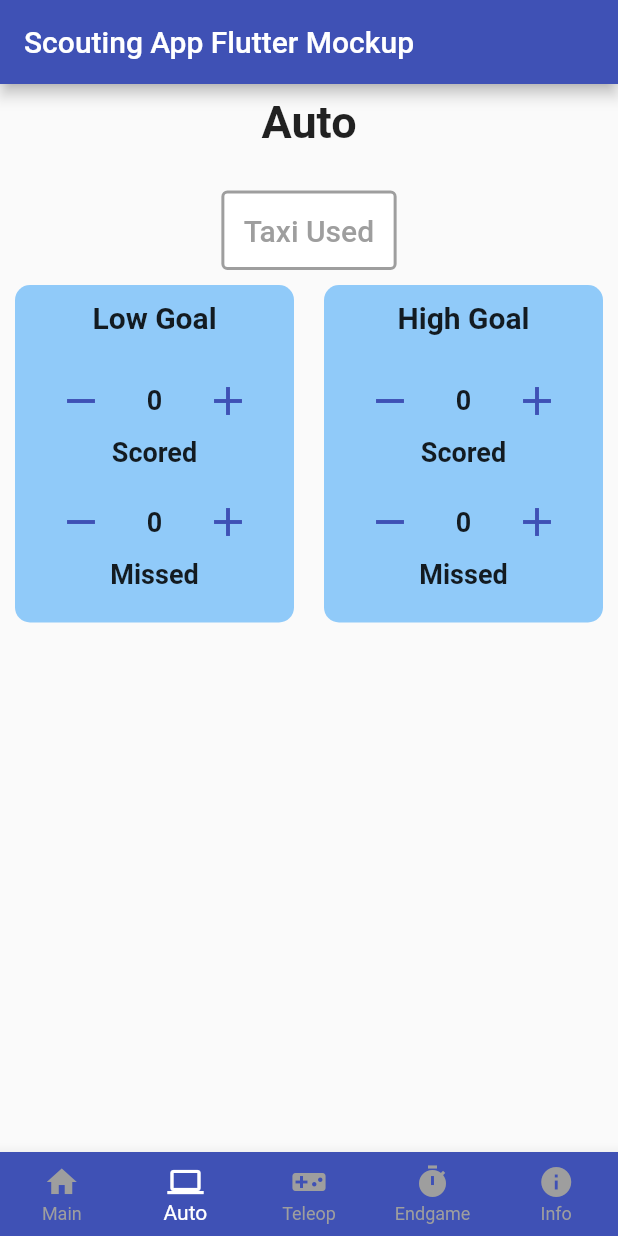
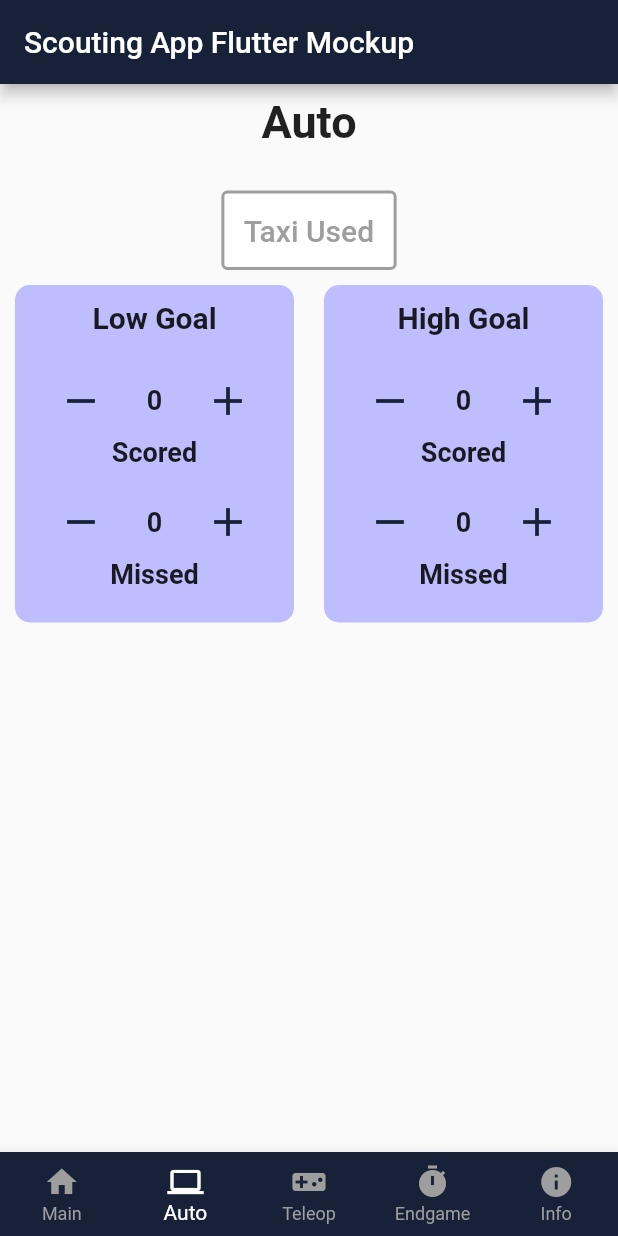
Before and after one commit to Bolt7/scouting_app_2022, a Flutter app: the screen it shows after launch, item 2 of the bottom bar chosen, after a tap on the "remove" icon, on a phone screen of 412 x 824 dp. Run offline on Flutter 3.47's test engine with Material 2 defaults, Android fonts, the phone set to English and light mode, and no system bars; our stand-ins replace csv, qr_flutter, shared_preferences.

Commit message:
Color Refinement

```diff
--- a/lib/main.dart
+++ b/lib/main.dart
@@ -4,6 +4,7 @@ import 'package:scouting_test/pages/comment_page.dart';
 import 'package:scouting_test/pages/endgame_page.dart';
 import 'package:scouting_test/pages/home_page.dart';
 import 'package:scouting_test/pages/teleop_page.dart';
+import 'package:scouting_test/utils/palette.dart';
 
 void main() {
   runApp(const MyApp());
@@ -16,7 +17,7 @@ class MyApp extends StatelessWidget {
     return MaterialApp(
       title: "Scouting Test",
       theme: ThemeData(
-        primarySwatch: Colors.indigo,
+        primarySwatch: Palette.primaryColor,
       ),
       home: const MyHomePage(title: "Scouting App Flutter Mockup"),
     );
@@ -52,12 +53,15 @@ class _MyHomePageState extends State<MyHomePage> {
   Widget build(BuildContext context) {
     return Scaffold(
       appBar: AppBar(
-        title: Text(widget.title),
+        title: Text(
+          widget.title,
+          style: const TextStyle(color: Palette.primaryContrast),
+        ),
       ),
       bottomNavigationBar: BottomNavigationBar(
-        backgroundColor: Colors.indigo,
-        unselectedItemColor: Colors.grey,
-        fixedColor: Colors.white,
+        backgroundColor: Palette.primaryColor,
+        unselectedItemColor: Palette.inactiveButton,
+        fixedColor: Palette.primaryContrast,
         type: BottomNavigationBarType.fixed,
         currentIndex: _selectedPage,
         onTap: _onNavigationItemTapped,
--- a/lib/pages/auto_page.dart
+++ b/lib/pages/auto_page.dart
@@ -1,5 +1,6 @@
 import 'package:flutter/material.dart';
 import 'package:scouting_test/utils/custom_toggle_button.dart';
+import 'package:scouting_test/utils/palette.dart';
 import 'package:shared_preferences/shared_preferences.dart';
 
 import '../utils/counter_tile.dart';
@@ -112,7 +113,7 @@ class _AutoPageState extends State<AutoPage> {
               margin: const EdgeInsets.all(10),
               padding: const EdgeInsets.all(10),
               decoration: BoxDecoration(
-                color: Colors.blue[200],
+                color: Palette.tileColor,
                 borderRadius: BorderRadius.circular(10),
               ),
               child: Column(
@@ -154,7 +155,7 @@ class _AutoPageState extends State<AutoPage> {
               margin: const EdgeInsets.all(10),
               padding: const EdgeInsets.all(10),
               decoration: BoxDecoration(
-                color: Colors.blue[200],
+                color: Palette.tileColor,
                 borderRadius: BorderRadius.circular(10),
               ),
               child: Column(
--- a/lib/pages/endgame_page.dart
+++ b/lib/pages/endgame_page.dart
@@ -1,5 +1,6 @@
 import 'package:flutter/material.dart';
 import 'package:scouting_test/utils/custom_radio_button.dart';
+import 'package:scouting_test/utils/palette.dart';
 import 'package:shared_preferences/shared_preferences.dart';
 
 enum Try { none, attempt, success }
@@ -115,7 +116,7 @@ class _EndgamePageState extends State<EndgamePage> {
           margin: const EdgeInsets.all(10),
           padding: const EdgeInsets.symmetric(horizontal: 5, vertical: 9),
           decoration: BoxDecoration(
-            color: Colors.blue[200],
+            color: Palette.tileColor,
             borderRadius: BorderRadius.circular(10),
           ),
           child: Row(
@@ -148,7 +149,7 @@ class _EndgamePageState extends State<EndgamePage> {
           margin: const EdgeInsets.all(10),
           padding: const EdgeInsets.symmetric(horizontal: 5, vertical: 9),
           decoration: BoxDecoration(
-            color: Colors.blue[200],
+            color: Palette.tileColor,
             borderRadius: BorderRadius.circular(10),
           ),
           child: Column(
@@ -191,7 +192,7 @@ class _EndgamePageState extends State<EndgamePage> {
           margin: const EdgeInsets.all(10),
           padding: const EdgeInsets.symmetric(horizontal: 5, vertical: 9),
           decoration: BoxDecoration(
-            color: Colors.blue[200],
+            color: Palette.tileColor,
             borderRadius: BorderRadius.circular(10),
           ),
           child: Row(children: [
--- a/lib/pages/home_page.dart
+++ b/lib/pages/home_page.dart
@@ -1,5 +1,6 @@
 import 'package:flutter/material.dart';
 import 'package:scouting_test/pages/qr_page.dart';
+import 'package:scouting_test/utils/palette.dart';
 import 'package:shared_preferences/shared_preferences.dart';
 
 import '../utils/custom_radio_button.dart';
@@ -94,7 +95,7 @@ class _HomePageState extends State<HomePage> {
             margin: const EdgeInsets.all(10),
             padding: const EdgeInsets.symmetric(horizontal: 5, vertical: 9),
             decoration: BoxDecoration(
-              color: Colors.blue[200],
+              color: Palette.tileColor,
               borderRadius: BorderRadius.circular(10),
             ),
             child: Column(
--- a/lib/pages/teleop_page.dart
+++ b/lib/pages/teleop_page.dart
@@ -1,5 +1,6 @@
 import 'package:flutter/material.dart';
 import 'package:scouting_test/utils/custom_toggle_button.dart';
+import 'package:scouting_test/utils/palette.dart';
 import 'package:shared_preferences/shared_preferences.dart';
 
 import '../utils/counter_tile.dart';
@@ -123,7 +124,7 @@ class _TeleopPageState extends State<TeleopPage> {
           margin: const EdgeInsets.all(10),
           padding: const EdgeInsets.all(10),
           decoration: BoxDecoration(
-            color: Colors.blue[200],
+            color: Palette.tileColor,
             borderRadius: BorderRadius.circular(10),
           ),
           child: Row(
@@ -161,7 +162,7 @@ class _TeleopPageState extends State<TeleopPage> {
               margin: const EdgeInsets.all(10),
               padding: const EdgeInsets.all(10),
               decoration: BoxDecoration(
-                color: Colors.blue[200],
+                color: Palette.tileColor,
                 borderRadius: BorderRadius.circular(10),
               ),
               child: Column(
@@ -202,7 +203,7 @@ class _TeleopPageState extends State<TeleopPage> {
               margin: const EdgeInsets.all(10),
               padding: const EdgeInsets.all(10),
               decoration: BoxDecoration(
-                color: Colors.blue[200],
+                color: Palette.tileColor,
                 borderRadius: BorderRadius.circular(10),
               ),
               child: Column(
--- a/lib/utils/counter_tile.dart
+++ b/lib/utils/counter_tile.dart
@@ -4,6 +4,7 @@
 //https://stackoverflow.com/a/65271573
 
 import 'package:flutter/material.dart';
+import 'package:scouting_test/utils/palette.dart';
 
 class CounterTile extends StatelessWidget {
   final String label;
@@ -31,10 +32,10 @@ class CounterTile extends StatelessWidget {
             IconButton(
               icon: Icon(
                 Icons.remove,
-                color: Theme.of(context).colorScheme.secondary,
+                color: Palette.primaryColor,
               ),
               iconSize: 32.0 * scaleFactor,
-              color: Theme.of(context).primaryColor,
+              color: Palette.primaryColor,
               onPressed: () {
                 onDecrease(value);
               },
@@ -50,10 +51,10 @@ class CounterTile extends StatelessWidget {
             IconButton(
               icon: Icon(
                 Icons.add,
-                color: Theme.of(context).colorScheme.secondary,
+                color: Palette.primaryColor,
               ),
               iconSize: 32.0 * scaleFactor,
-              color: Theme.of(context).primaryColor,
+              color: Palette.primaryColor,
               onPressed: () {
                 onIncrease(value);
               },
--- a/lib/utils/custom_radio_button.dart
+++ b/lib/utils/custom_radio_button.dart
@@ -1,6 +1,5 @@
-// ignore_for_file: prefer_const_constructors
-
 import 'package:flutter/material.dart';
+import 'package:scouting_test/utils/palette.dart';
 
 class CustomRadioButton extends StatelessWidget {
   final String text;
@@ -32,7 +31,9 @@ class CustomRadioButton extends StatelessWidget {
             side: MaterialStateProperty.resolveWith((states) {
               return BorderSide(
                 width: 2,
-                color: (value == groupValue) ? Colors.indigo : Colors.grey,
+                color: (value == groupValue)
+                    ? Palette.primaryColor
+                    : Palette.inactiveButton,
               );
             }),
           ),
@@ -40,7 +41,9 @@ class CustomRadioButton extends StatelessWidget {
           child: Text(
             text,
             style: TextStyle(
-              color: (value == groupValue) ? Colors.indigo : Colors.grey,
+              color: (value == groupValue)
+                  ? Palette.primaryColor
+                  : Palette.inactiveButton,
               fontSize: 20,
             ),
           ),
--- a/lib/utils/custom_toggle_button.dart
+++ b/lib/utils/custom_toggle_button.dart
@@ -1,4 +1,5 @@
 import 'package:flutter/material.dart';
+import 'package:scouting_test/utils/palette.dart';
 
 class CustomToggleButton extends StatelessWidget {
   final String text;
@@ -26,7 +27,7 @@ class CustomToggleButton extends StatelessWidget {
         side: MaterialStateProperty.resolveWith((states) {
           return BorderSide(
             width: 2,
-            color: value ? Colors.indigo : Colors.grey,
+            color: value ? Palette.primaryColor : Palette.inactiveButton,
           );
         }),
       ),
@@ -34,7 +35,7 @@ class CustomToggleButton extends StatelessWidget {
         text,
         style: TextStyle(
           fontSize: 20,
-          color: value ? Colors.indigo : Colors.grey,
+          color: value ? Palette.primaryColor : Palette.inactiveButton,
         ),
       ),
     );
--- /dev/null
+++ b/lib/utils/palette.dart
@@ -0,0 +1,48 @@
+// ignore_for_file: prefer_const_literals_to_create_immutables, prefer_const_constructors
+
+import 'package:flutter/material.dart';
+
+/*
+Old Colors
+Colors.indigo
+Colors.blue[200]
+Colors.grey
+Colors.white
+
+New Colors
+Color.fromARGB(255, 3, 34, 56)
+*/
+class Palette {
+  static var primaryColor = MaterialColor(0xff172238, {
+    50: Colors.white,
+    100: Colors.white,
+    200: Colors.white,
+    300: Colors.white,
+    400: Colors.white,
+    500: Colors.white,
+    600: Colors.white,
+    700: Colors.white,
+    800: Colors.white,
+    900: Colors.white,
+  });
+
+  // MaterialColor(
+  //   0xff172238,
+  //   <int, Color>{
+  //     50: Color(0xffce5641), //10%
+  //     100: Color(0xffb74c3a), //20%
+  //     200: Color(0xffa04332), //30%
+  //     300: Color(0xff89392b), //40%
+  //     400: Color(0xff733024), //50%
+  //     500: Color(0xff5c261d), //60%
+  //     600: Color(0xff451c16), //70%
+  //     700: Color(0xff2e130e), //80%
+  //     800: Color(0xff170907), //90%
+  //     900: Color(0xff000000), //100%
+  //   },
+  // );
+  static const primaryContrast = Colors.white;
+
+  static const inactiveButton = Colors.grey;
+  static const tileColor = Color.fromARGB(255, 190, 190, 255);
+}
```
